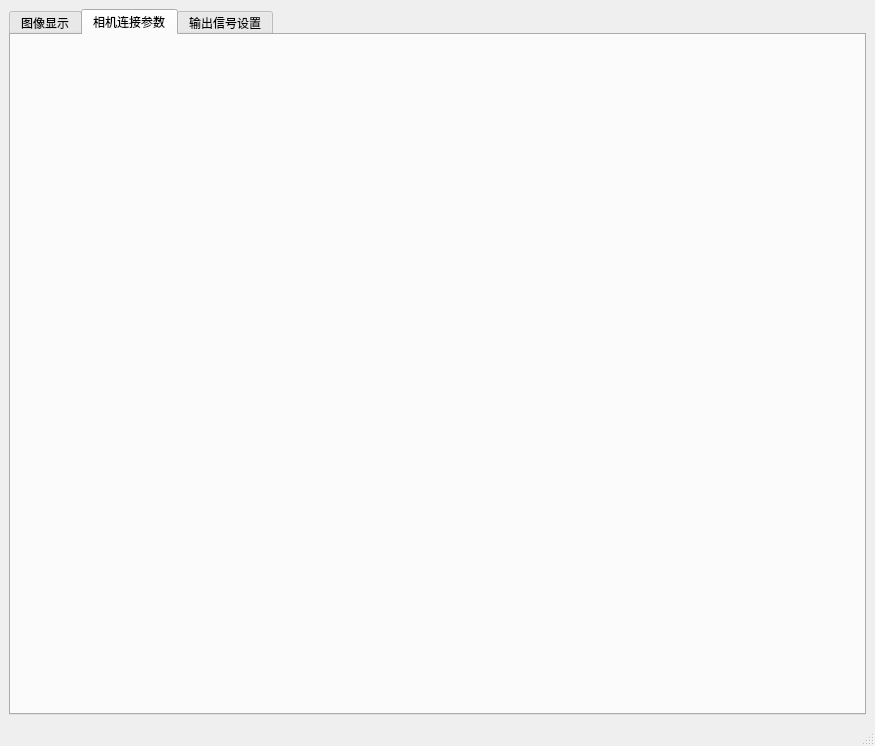
This is Main.ui in xzcdgit/BoardCheck_yolov8 as Qt 5 draws it before an edit. The edited form follows.
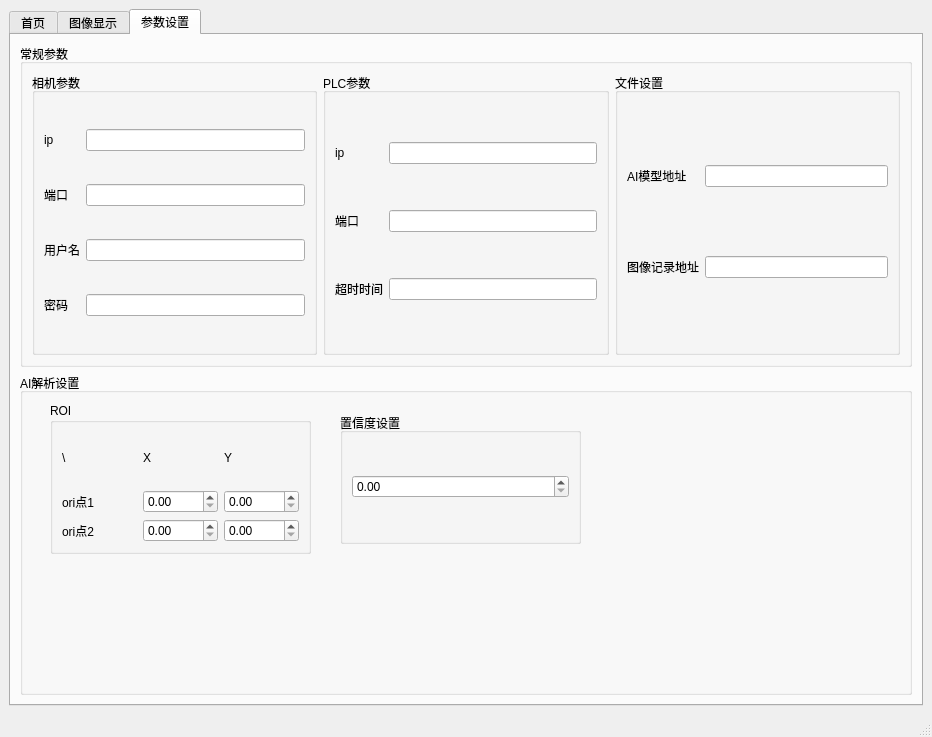
This is the edited form. The open tabs and pages were chosen to show the change. Icons and pictures are not drawn.

Diff of the .ui file:
```diff
--- a/Main.ui
+++ b/Main.ui
@@ -6,8 +6,8 @@
    <rect>
     <x>0</x>
     <y>0</y>
-    <width>875</width>
-    <height>746</height>
+    <width>932</width>
+    <height>737</height>
    </rect>
   </property>
   <property name="windowTitle">
@@ -30,12 +30,24 @@
    <layout class="QGridLayout" name="gridLayout_2">
     <item row="0" column="0">
      <widget class="QTabWidget" name="tabWidget">
+      <property name="styleSheet">
+       <string notr="true"/>
+      </property>
       <property name="tabShape">
        <enum>QTabWidget::Rounded</enum>
       </property>
       <property name="currentIndex">
        <number>0</number>
       </property>
+      <widget class="QWidget" name="tab_3">
+       <property name="styleSheet">
+        <string notr="true">border-image: url(:/imgs/background.png);</string>
+       </property>
+       <attribute name="title">
+        <string>首页</string>
+       </attribute>
+       <layout class="QGridLayout" name="gridLayout_14"/>
+      </widget>
       <widget class="QWidget" name="tab">
        <attribute name="title">
         <string>图像显示</string>
@@ -165,13 +177,246 @@
       </widget>
       <widget class="QWidget" name="tab_2">
        <attribute name="title">
-        <string>相机连接参数</string>
+        <string>参数设置</string>
        </attribute>
-      </widget>
-      <widget class="QWidget" name="tab_3">
-       <attribute name="title">
-        <string>输出信号设置</string>
-       </attribute>
+       <layout class="QGridLayout" name="gridLayout_13">
+        <item row="0" column="0">
+         <widget class="QGroupBox" name="groupBox_9">
+          <property name="title">
+           <string>常规参数</string>
+          </property>
+          <layout class="QGridLayout" name="gridLayout_11">
+           <item row="0" column="0">
+            <widget class="QGroupBox" name="groupBox_6">
+             <property name="title">
+              <string>相机参数</string>
+             </property>
+             <layout class="QGridLayout" name="gridLayout_8">
+              <item row="2" column="1">
+               <widget class="QLineEdit" name="lineEdit_3"/>
+              </item>
+              <item row="0" column="0">
+               <widget class="QLabel" name="label_8">
+                <property name="text">
+                 <string>ip</string>
+                </property>
+               </widget>
+              </item>
+              <item row="1" column="0">
+               <widget class="QLabel" name="label_9">
+                <property name="text">
+                 <string>端口</string>
+                </property>
+               </widget>
+              </item>
+              <item row="2" column="0">
+               <widget class="QLabel" name="label_10">
+                <property name="text">
+                 <string>用户名</string>
+                </property>
+               </widget>
+              </item>
+              <item row="0" column="1">
+               <widget class="QLineEdit" name="lineEdit"/>
+              </item>
+              <item row="3" column="0">
+               <widget class="QLabel" name="label_11">
+                <property name="text">
+                 <string>密码</string>
+                </property>
+               </widget>
+              </item>
+              <item row="1" column="1">
+               <widget class="QLineEdit" name="lineEdit_2"/>
+              </item>
+              <item row="3" column="1">
+               <widget class="QLineEdit" name="lineEdit_4">
+                <property name="text">
+                 <string/>
+                </property>
+                <property name="echoMode">
+                 <enum>QLineEdit::Password</enum>
+                </property>
+               </widget>
+              </item>
+             </layout>
+            </widget>
+           </item>
+           <item row="0" column="1">
+            <widget class="QGroupBox" name="groupBox_7">
+             <property name="title">
+              <string>PLC参数</string>
+             </property>
+             <layout class="QGridLayout" name="gridLayout_9">
+              <item row="0" column="0">
+               <widget class="QLabel" name="label_12">
+                <property name="text">
+                 <string>ip</string>
+                </property>
+               </widget>
+              </item>
+              <item row="0" column="1">
+               <widget class="QLineEdit" name="lineEdit_5"/>
+              </item>
+              <item row="1" column="0">
+               <widget class="QLabel" name="label_13">
+                <property name="text">
+                 <string>端口</string>
+                </property>
+               </widget>
+              </item>
+              <item row="1" column="1">
+               <widget class="QLineEdit" name="lineEdit_6"/>
+              </item>
+              <item row="2" column="0">
+               <widget class="QLabel" name="label_14">
+                <property name="text">
+                 <string>超时时间</string>
+                </property>
+               </widget>
+              </item>
+              <item row="2" column="1">
+               <widget class="QLineEdit" name="lineEdit_7"/>
+              </item>
+             </layout>
+            </widget>
+           </item>
+           <item row="0" column="2">
+            <widget class="QGroupBox" name="groupBox_8">
+             <property name="title">
+              <string>文件设置</string>
+             </property>
+             <layout class="QGridLayout" name="gridLayout_10">
+              <item row="1" column="1">
+               <widget class="QLineEdit" name="lineEdit_9"/>
+              </item>
+              <item row="0" column="0">
+               <widget class="QLabel" name="label_15">
+                <property name="text">
+                 <string>AI模型地址</string>
+                </property>
+               </widget>
+              </item>
+              <item row="1" column="0">
+               <widget class="QLabel" name="label_16">
+                <property name="text">
+                 <string>图像记录地址</string>
+                </property>
+               </widget>
+              </item>
+              <item row="0" column="1">
+               <widget class="QLineEdit" name="lineEdit_8"/>
+              </item>
+             </layout>
+            </widget>
+           </item>
+          </layout>
+         </widget>
+        </item>
+        <item row="1" column="0">
+         <widget class="QGroupBox" name="groupBox_10">
+          <property name="title">
+           <string>AI解析设置</string>
+          </property>
+          <widget class="QGroupBox" name="groupBox_11">
+           <property name="geometry">
+            <rect>
+             <x>30</x>
+             <y>30</y>
+             <width>261</width>
+             <height>151</height>
+            </rect>
+           </property>
+           <property name="title">
+            <string>ROI</string>
+           </property>
+           <layout class="QGridLayout" name="gridLayout_12">
+            <item row="0" column="0">
+             <widget class="QLabel" name="label_21">
+              <property name="text">
+               <string>\</string>
+              </property>
+             </widget>
+            </item>
+            <item row="0" column="1">
+             <widget class="QLabel" name="label_20">
+              <property name="text">
+               <string>X</string>
+              </property>
+             </widget>
+            </item>
+            <item row="0" column="2">
+             <widget class="QLabel" name="label_22">
+              <property name="text">
+               <string>Y</string>
+              </property>
+             </widget>
+            </item>
+            <item row="1" column="0">
+             <widget class="QLabel" name="label_18">
+              <property name="text">
+               <string>ori点1</string>
+              </property>
+             </widget>
+            </item>
+            <item row="1" column="1">
+             <widget class="QDoubleSpinBox" name="doubleSpinBox_4">
+              <property name="maximum">
+               <double>1.000000000000000</double>
+              </property>
+             </widget>
+            </item>
+            <item row="1" column="2">
+             <widget class="QDoubleSpinBox" name="doubleSpinBox_5">
+              <property name="maximum">
+               <double>1.000000000000000</double>
+              </property>
+             </widget>
+            </item>
+            <item row="2" column="0">
+             <widget class="QLabel" name="label_19">
+              <property name="text">
+               <string>ori点2</string>
+              </property>
+             </widget>
+            </item>
+            <item row="2" column="1">
+             <widget class="QDoubleSpinBox" name="doubleSpinBox_2">
+              <property name="maximum">
+               <double>1.000000000000000</double>
+              </property>
+             </widget>
+            </item>
+            <item row="2" column="2">
+             <widget class="QDoubleSpinBox" name="doubleSpinBox_3">
+              <property name="maximum">
+               <double>1.000000000000000</double>
+              </property>
+             </widget>
+            </item>
+           </layout>
+          </widget>
+          <widget class="QGroupBox" name="groupBox_12">
+           <property name="geometry">
+            <rect>
+             <x>320</x>
+             <y>40</y>
+             <width>241</width>
+             <height>131</height>
+            </rect>
+           </property>
+           <property name="title">
+            <string>置信度设置</string>
+           </property>
+           <layout class="QGridLayout" name="gridLayout_15">
+            <item row="0" column="0">
+             <widget class="QDoubleSpinBox" name="doubleSpinBox"/>
+            </item>
+           </layout>
+          </widget>
+         </widget>
+        </item>
+       </layout>
       </widget>
      </widget>
     </item>
```
Left out of the diff: 24 changed lines with no effect on the pictures.
